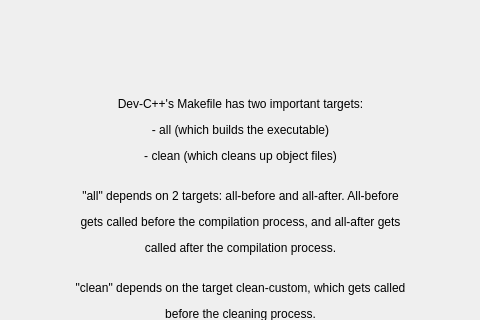
Old version of the form RedPandaIDE/widgets/custommakefileinfodialog.ui in the repository royqh1979/RedPanda-CPP; both pictures show x 184 to 664 and y 0 to 320 of the 849 by 512 pixel window.
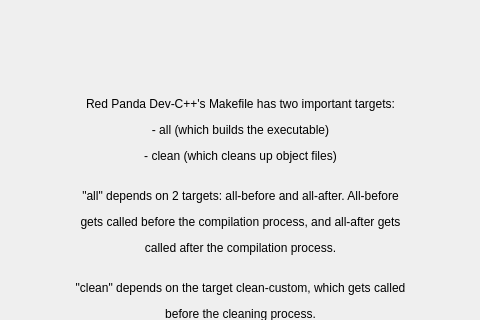
New version of the form.

```diff
--- a/RedPandaIDE/widgets/custommakefileinfodialog.ui
+++ b/RedPandaIDE/widgets/custommakefileinfodialog.ui
@@ -50,7 +50,7 @@
    <item row="0" column="0" colspan="3">
     <widget class="QLabel" name="label">
      <property name="text">
-      <string>&lt;html&gt;&lt;head/&gt;&lt;body&gt;&lt;p&gt;Dev-C++'s Makefile has two important targets:&lt;/p&gt;&lt;p&gt;- all (which builds the executable)&lt;/p&gt;&lt;p&gt;- clean (which cleans up object files)&lt;/p&gt;&lt;p&gt;&lt;br/&gt;&amp;quot;all&amp;quot; depends on 2 targets: all-before and all-after. All-before&lt;/p&gt;&lt;p&gt;gets called before the compilation process, and all-after gets&lt;/p&gt;&lt;p&gt;called after the compilation process.&lt;/p&gt;&lt;p&gt;&lt;br/&gt;&amp;quot;clean&amp;quot; depends on the target clean-custom, which gets called&lt;/p&gt;&lt;p&gt;before the cleaning process.&lt;br/&gt;&lt;/p&gt;&lt;p&gt;You can change the Makefile's behavior by defining the targets&lt;/p&gt;&lt;p&gt;that &amp;quot;all&amp;quot; and &amp;quot;clean&amp;quot; depend on.&lt;/p&gt;&lt;/body&gt;&lt;/html&gt;</string>
+      <string>&lt;html&gt;&lt;head/&gt;&lt;body&gt;&lt;p&gt;Red Panda Dev-C++'s Makefile has two important targets:&lt;/p&gt;&lt;p&gt;- all (which builds the executable)&lt;/p&gt;&lt;p&gt;- clean (which cleans up object files)&lt;/p&gt;&lt;p&gt;&lt;br/&gt;&amp;quot;all&amp;quot; depends on 2 targets: all-before and all-after. All-before&lt;/p&gt;&lt;p&gt;gets called before the compilation process, and all-after gets&lt;/p&gt;&lt;p&gt;called after the compilation process.&lt;/p&gt;&lt;p&gt;&lt;br/&gt;&amp;quot;clean&amp;quot; depends on the target clean-custom, which gets called&lt;/p&gt;&lt;p&gt;before the cleaning process.&lt;br/&gt;&lt;/p&gt;&lt;p&gt;You can change the Makefile's behavior by defining the targets&lt;/p&gt;&lt;p&gt;that &amp;quot;all&amp;quot; and &amp;quot;clean&amp;quot; depend on.&lt;/p&gt;&lt;/body&gt;&lt;/html&gt;</string>
      </property>
      <property name="textFormat">
       <enum>Qt::RichText</enum>
```
Left out of the diff: 2 changed lines with no effect on the pictures.
